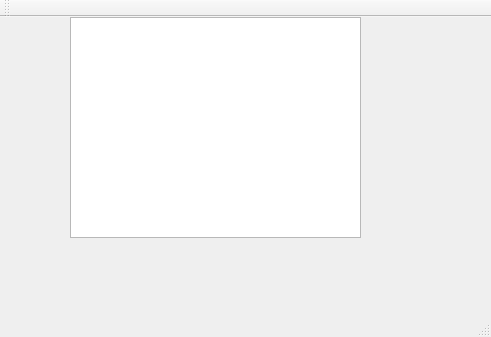
Qt form QCustomPlot的基本使用/study/untitled/mainwindow.ui (WR0903/study_note) before a commit.
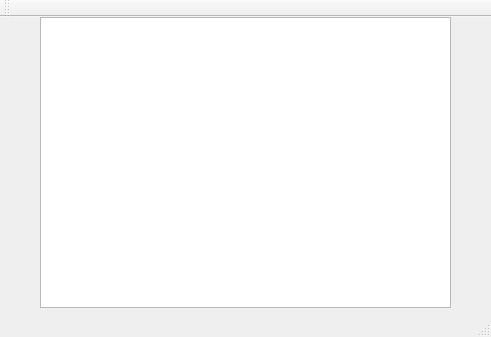
The same form after that commit. Custom widgets are drawn as their Qt base class.

```diff
--- a/QCustomPlot的基本使用/study/untitled/mainwindow.ui
+++ b/QCustomPlot的基本使用/study/untitled/mainwindow.ui
@@ -17,10 +17,10 @@
    <widget class="QCustomPlot" name="qcustomplotWidget">
     <property name="geometry">
      <rect>
-      <x>70</x>
+      <x>40</x>
       <y>0</y>
-      <width>291</width>
-      <height>221</height>
+      <width>411</width>
+      <height>291</height>
      </rect>
     </property>
    </widget>
```
